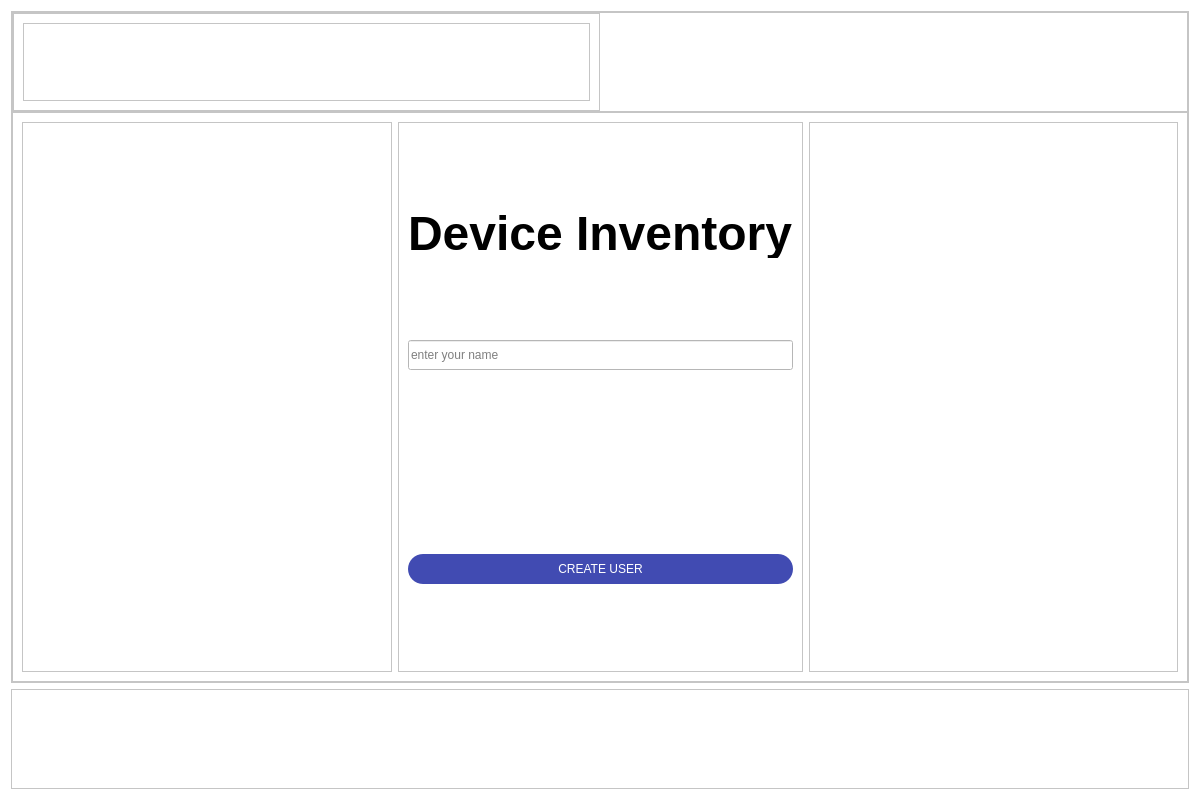
Qt form layouts/create_user.ui (fedulovs/InventoryUI) before a commit.
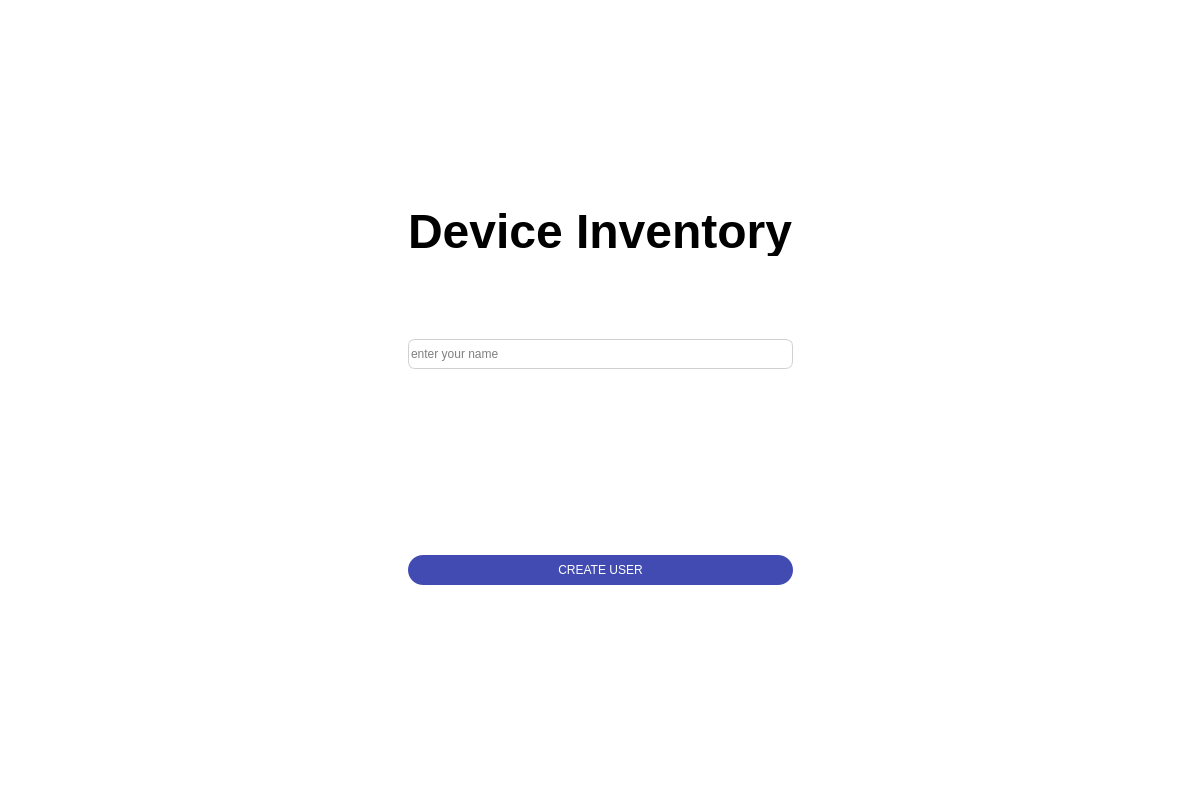
The same form after that commit. Icons and pictures are not drawn.

```diff
--- a/layouts/create_user.ui
+++ b/layouts/create_user.ui
@@ -14,7 +14,7 @@
             <string>Dialog</string>
         </property>
         <property name="styleSheet">
-            <string notr="true">background-color: white;</string>
+   <string notr="true">background-color: white; border: none; color: black;</string>
         </property>
         <layout class="QVBoxLayout" name="verticalLayout">
             <item>
@@ -290,7 +290,7 @@
                                                 <enum>QFrame::Raised</enum>
                                             </property>
                                             <layout class="QVBoxLayout" name="verticalLayout_3">
-                                                <item>
+            <item alignment="Qt::AlignHCenter">
                                                     <widget class="QLabel" name="title">
                                                         <property name="sizePolicy">
                                                             <sizepolicy hsizetype="Preferred" vsizetype="Minimum">
@@ -313,7 +313,6 @@
                                                         <property name="font">
                                                             <font>
                                                                 <pointsize>36</pointsize>
-                                                                <weight>75</weight>
                                                                 <bold>true</bold>
                                                             </font>
                                                         </property>
@@ -337,7 +336,7 @@
                                                             </size>
                                                         </property>
                                                         <property name="styleSheet">
-                                                            <string notr="true"/>
+               <string notr="true">border-radius : 7; border: 1px solid #D1D1D1;</string>
                                                         </property>
                                                         <property name="placeholderText">
                                                             <string>enter your name</string>
```
Left out of the diff: 16 changed lines with no effect on the pictures. Lines whose indentation alone changed are shown as unchanged.
